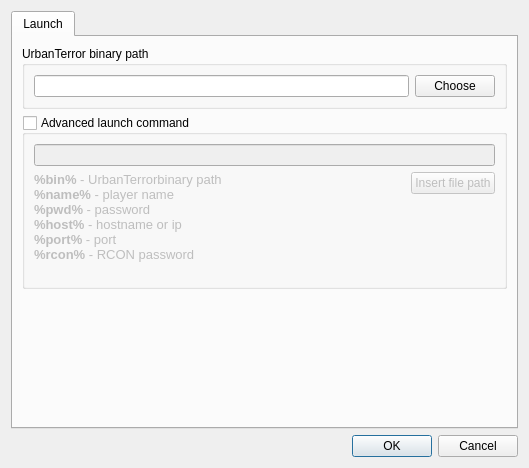
Before: the Qt Designer form src/optionsdialog.ui in navrocky/urtconnector, drawn with Qt 5.
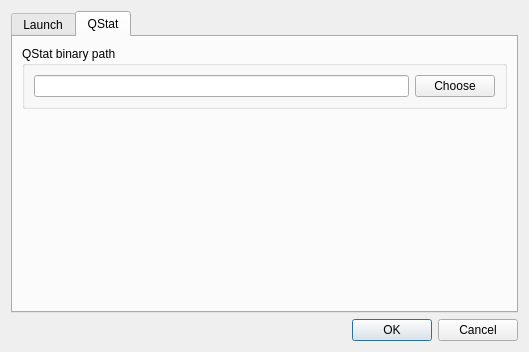
After: the same form once the commit is applied. The open tabs and pages were chosen to show the change.

The edit to the form file:
```diff
--- a/src/optionsdialog.ui
+++ b/src/optionsdialog.ui
@@ -7,7 +7,7 @@
     <x>0</x>
     <y>0</y>
     <width>529</width>
-    <height>468</height>
+    <height>352</height>
    </rect>
   </property>
   <property name="windowTitle">
@@ -41,6 +41,9 @@
          <property name="title">
           <string>UrbanTerror binary path</string>
          </property>
+         <property name="flat">
+          <bool>true</bool>
+         </property>
          <layout class="QHBoxLayout" name="horizontalLayout_2">
           <item>
            <widget class="QLineEdit" name="binaryEdit"/>
@@ -60,6 +63,9 @@
          <property name="title">
           <string>Advanced launch command</string>
          </property>
+         <property name="flat">
+          <bool>true</bool>
+         </property>
          <property name="checkable">
           <bool>true</bool>
          </property>
@@ -78,14 +84,14 @@
                <string>&lt;!DOCTYPE HTML PUBLIC &quot;-//W3C//DTD HTML 4.0//EN&quot; &quot;http://www.w3.org/TR/REC-html40/strict.dtd&quot;&gt;
 &lt;html&gt;&lt;head&gt;&lt;meta name=&quot;qrichtext&quot; content=&quot;1&quot; /&gt;&lt;style type=&quot;text/css&quot;&gt;
 p, li { white-space: pre-wrap; }
-&lt;/style&gt;&lt;/head&gt;&lt;body style=&quot; font-family:'Sans Serif'; font-size:10pt; font-weight:400; font-style:normal;&quot;&gt;
-&lt;p style=&quot; margin-top:0px; margin-bottom:0px; margin-left:0px; margin-right:0px; -qt-block-indent:0; text-indent:0px;&quot;&gt;&lt;span style=&quot; font-weight:600;&quot;&gt;%bin%&lt;/span&gt; - UrbanTerrorbinary path&lt;/p&gt;
-&lt;p style=&quot; margin-top:0px; margin-bottom:0px; margin-left:0px; margin-right:0px; -qt-block-indent:0; text-indent:0px;&quot;&gt;&lt;span style=&quot; font-weight:600;&quot;&gt;%name%&lt;/span&gt; - player name&lt;/p&gt;
-&lt;p style=&quot; margin-top:0px; margin-bottom:0px; margin-left:0px; margin-right:0px; -qt-block-indent:0; text-indent:0px;&quot;&gt;&lt;span style=&quot; font-weight:600;&quot;&gt;%pwd%&lt;/span&gt; - password&lt;/p&gt;
-&lt;p style=&quot; margin-top:0px; margin-bottom:0px; margin-left:0px; margin-right:0px; -qt-block-indent:0; text-indent:0px;&quot;&gt;&lt;span style=&quot; font-weight:600;&quot;&gt;%host%&lt;/span&gt; - hostname or ip&lt;/p&gt;
-&lt;p style=&quot; margin-top:0px; margin-bottom:0px; margin-left:0px; margin-right:0px; -qt-block-indent:0; text-indent:0px;&quot;&gt;&lt;span style=&quot; font-weight:600;&quot;&gt;%port%&lt;/span&gt; - port&lt;/p&gt;
-&lt;p style=&quot; margin-top:0px; margin-bottom:0px; margin-left:0px; margin-right:0px; -qt-block-indent:0; text-indent:0px;&quot;&gt;&lt;span style=&quot; font-weight:600;&quot;&gt;%rcon%&lt;/span&gt; - RCON password&lt;/p&gt;
-&lt;p style=&quot;-qt-paragraph-type:empty; margin-top:0px; margin-bottom:0px; margin-left:0px; margin-right:0px; -qt-block-indent:0; text-indent:0px;&quot;&gt;&lt;/p&gt;&lt;/body&gt;&lt;/html&gt;</string>
+&lt;/style&gt;&lt;/head&gt;&lt;body style=&quot; font-family:'Tahoma'; font-size:9pt; font-weight:400; font-style:normal;&quot;&gt;
+&lt;p style=&quot; margin-top:0px; margin-bottom:0px; margin-left:0px; margin-right:0px; -qt-block-indent:0; text-indent:0px;&quot;&gt;&lt;span style=&quot; font-family:'Sans Serif'; font-size:10pt; font-weight:600;&quot;&gt;%bin%&lt;/span&gt;&lt;span style=&quot; font-family:'Sans Serif'; font-size:10pt;&quot;&gt; - UrbanTerror binary path&lt;/span&gt;&lt;/p&gt;
+&lt;p style=&quot; margin-top:0px; margin-bottom:0px; margin-left:0px; margin-right:0px; -qt-block-indent:0; text-indent:0px;&quot;&gt;&lt;span style=&quot; font-family:'Sans Serif'; font-size:10pt; font-weight:600;&quot;&gt;%name%&lt;/span&gt;&lt;span style=&quot; font-family:'Sans Serif'; font-size:10pt;&quot;&gt; - player name&lt;/span&gt;&lt;/p&gt;
+&lt;p style=&quot; margin-top:0px; margin-bottom:0px; margin-left:0px; margin-right:0px; -qt-block-indent:0; text-indent:0px;&quot;&gt;&lt;span style=&quot; font-family:'Sans Serif'; font-size:10pt; font-weight:600;&quot;&gt;%pwd%&lt;/span&gt;&lt;span style=&quot; font-family:'Sans Serif'; font-size:10pt;&quot;&gt; - password&lt;/span&gt;&lt;/p&gt;
+&lt;p style=&quot; margin-top:0px; margin-bottom:0px; margin-left:0px; margin-right:0px; -qt-block-indent:0; text-indent:0px;&quot;&gt;&lt;span style=&quot; font-family:'Sans Serif'; font-size:10pt; font-weight:600;&quot;&gt;%host%&lt;/span&gt;&lt;span style=&quot; font-family:'Sans Serif'; font-size:10pt;&quot;&gt; - hostname or ip&lt;/span&gt;&lt;/p&gt;
+&lt;p style=&quot; margin-top:0px; margin-bottom:0px; margin-left:0px; margin-right:0px; -qt-block-indent:0; text-indent:0px;&quot;&gt;&lt;span style=&quot; font-family:'Sans Serif'; font-size:10pt; font-weight:600;&quot;&gt;%port%&lt;/span&gt;&lt;span style=&quot; font-family:'Sans Serif'; font-size:10pt;&quot;&gt; - port&lt;/span&gt;&lt;/p&gt;
+&lt;p style=&quot; margin-top:0px; margin-bottom:0px; margin-left:0px; margin-right:0px; -qt-block-indent:0; text-indent:0px;&quot;&gt;&lt;span style=&quot; font-family:'Sans Serif'; font-size:10pt; font-weight:600;&quot;&gt;%rcon%&lt;/span&gt;&lt;span style=&quot; font-family:'Sans Serif'; font-size:10pt;&quot;&gt; - RCON password&lt;/span&gt;&lt;/p&gt;
+&lt;p style=&quot;-qt-paragraph-type:empty; margin-top:0px; margin-bottom:0px; margin-left:0px; margin-right:0px; -qt-block-indent:0; text-indent:0px; font-family:'Sans Serif'; font-size:10pt;&quot;&gt;&lt;/p&gt;&lt;/body&gt;&lt;/html&gt;</string>
               </property>
              </widget>
             </item>
@@ -139,6 +145,54 @@
        </item>
       </layout>
      </widget>
+     <widget class="QWidget" name="tab">
+      <attribute name="title">
+       <string>QStat</string>
+      </attribute>
+      <layout class="QVBoxLayout" name="verticalLayout_5">
+       <item>
+        <widget class="QGroupBox" name="groupBox_3">
+         <property name="sizePolicy">
+          <sizepolicy hsizetype="Preferred" vsizetype="Maximum">
+           <horstretch>0</horstretch>
+           <verstretch>0</verstretch>
+          </sizepolicy>
+         </property>
+         <property name="title">
+          <string>QStat binary path</string>
+         </property>
+         <property name="flat">
+          <bool>true</bool>
+         </property>
+         <layout class="QHBoxLayout" name="horizontalLayout_4">
+          <item>
+           <widget class="QLineEdit" name="qstat_binary_edit"/>
+          </item>
+          <item>
+           <widget class="QPushButton" name="qstat_binary_choose_button">
+            <property name="text">
+             <string>Choose</string>
+            </property>
+           </widget>
+          </item>
+         </layout>
+        </widget>
+       </item>
+       <item>
+        <spacer name="verticalSpacer_3">
+         <property name="orientation">
+          <enum>Qt::Vertical</enum>
+         </property>
+         <property name="sizeHint" stdset="0">
+          <size>
+           <width>20</width>
+           <height>183</height>
+          </size>
+         </property>
+        </spacer>
+       </item>
+      </layout>
+     </widget>
     </widget>
    </item>
    <item>
```
